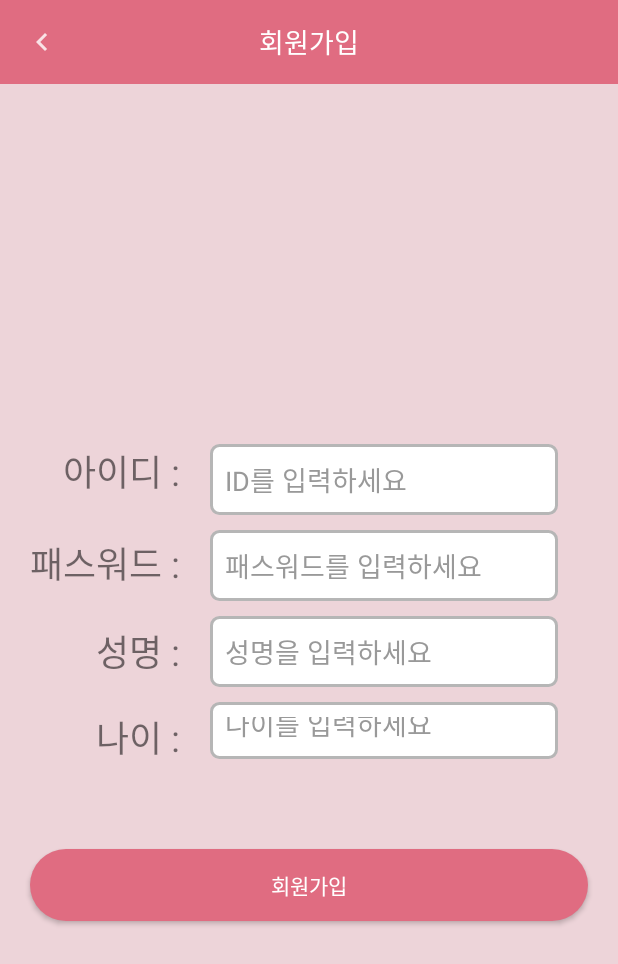
After one commit to Intensive-Education-Team2/HotPlace, an Android app: the LoginRegisterActivity screen opened directly, with no data from a screen before it, on a phone screen of 412 x 824 dp. The commit adds this screen. Shown: the top 964 px of the screen. Run offline under Robolectric (Android 15) with nearby library versions, the phone set to English and light mode, and no system bars; our stand-ins replace Firebase (no records; nobody signed in at launch, a user with empty details on screens opened directly); Roboto replaces fonts that are not available here.

Commit message:
로그인 및 회원가입 기능

```diff
--- /dev/null
+++ b/app/src/main/java/com/posturn/hotplace/LoginRegisterActivity.java
@@ -0,0 +1,74 @@
+package com.posturn.hotplace;
+
+import android.content.Intent;
+import android.os.Bundle;
+import android.view.View;
+import android.widget.Button;
+import android.widget.EditText;
+import android.widget.TextView;
+import android.widget.Toast;
+
+import androidx.appcompat.app.ActionBar;
+import androidx.appcompat.app.AppCompatActivity;
+import androidx.appcompat.widget.Toolbar;
+
+import com.google.firebase.auth.FirebaseAuth;
+import com.google.firebase.firestore.FirebaseFirestore;
+
+public class LoginRegisterActivity extends AppCompatActivity {
+    private EditText et_id, et_pass, et_name, et_age;
+    private Button btn_register;
+
+    private ObjectUser objectUser;
+
+    final FirebaseFirestore user_r_db = FirebaseFirestore.getInstance();
+
+    @Override
+    protected void onCreate(Bundle savedInstanceState) {
+        super.onCreate( savedInstanceState );
+        setContentView( R.layout.login_register_main );
+
+        Toolbar toolbar = (Toolbar) findViewById(R.id.toolbar);
+        setSupportActionBar(toolbar);
+        ActionBar actionBar = getSupportActionBar();    //뒤로가기 버튼 생성
+        actionBar.setDisplayHomeAsUpEnabled(true);
+        actionBar.setDisplayShowTitleEnabled(false);
+        TextView toolbarTitle = (TextView) findViewById(R.id.toolbar_title);
+        toolbarTitle.setText("회원가입");
+
+
+
+        //아이디값 찾아주기
+        et_id = findViewById( R.id.et_regis_id );
+        et_pass = findViewById( R.id.et_regis_pass );
+        et_name = findViewById( R.id.et_regis_name );
+        et_age = findViewById( R.id.et_regis_age );
+
+
+        //회원가입 버튼 클릭 시 수행
+        btn_register = findViewById( R.id.btn_register_register );
+        btn_register.setOnClickListener( new View.OnClickListener() {
+            @Override
+            public void onClick(View view) {
+                String userID = et_id.getText().toString();
+                String userPass = et_pass.getText().toString();
+                String userName = et_name.getText().toString();
+                String userAge = et_age.getText().toString();
+
+                objectUser = new ObjectUser();
+                objectUser.setId(userID);
+                objectUser.setPassword(userPass);
+                objectUser.setName(userName);
+                objectUser.setAge(userAge);
+                objectUser.setImg("https://firebasestorage.googleapis.com/v0/b/hotplaceserver.appspot.com/o/user_img%2Fuser_male.png?alt=media&token=1b8290f1-97cb-4de4-aab8-f2d0e515281a");
+
+                user_r_db.collection("User").document(objectUser.getId()).set(objectUser);
+
+                Toast.makeText( getApplicationContext(), "성공", Toast.LENGTH_SHORT ).show();
+                Intent intent = new Intent( LoginRegisterActivity.this, LoginActivity.class );
+                startActivity( intent );
+
+            }
+        });
+    }
+}
--- /dev/null
+++ b/app/src/main/res/drawable/text_border_filled.xml
@@ -0,0 +1,23 @@
+<?xml version="1.0" encoding="utf-8"?>
+<selector xmlns:android="http://schemas.android.com/apk/res/android">
+
+    <item>
+
+        <shape android:shape="rectangle">
+            <solid
+                android:color="@color/colorWhite"
+                />
+            <stroke
+                android:width="2dp"
+                android:color="@color/gray"/>
+
+            <corners
+                android:bottomLeftRadius="5dp"
+                android:bottomRightRadius="5dp"
+                android:topLeftRadius="5dp"
+                android:topRightRadius="5dp"></corners>
+        </shape>
+
+
+    </item>
+</selector>
--- /dev/null
+++ b/app/src/main/res/layout/login_register_main.xml
@@ -0,0 +1,157 @@
+<LinearLayout xmlns:android="http://schemas.android.com/apk/res/android"
+    android:layout_width="fill_parent"
+    android:layout_height="fill_parent"
+    xmlns:app="http://schemas.android.com/apk/res-auto"
+    android:background="@color/colorBabyPink"
+    android:orientation="vertical"
+    >
+
+    <androidx.appcompat.widget.Toolbar
+        android:id="@+id/toolbar"
+        android:layout_width="match_parent"
+        android:layout_height="?attr/actionBarSize"
+        android:theme="@style/HotplerToolbarTheme">
+
+        <TextView
+            android:id="@+id/toolbar_title"
+            android:layout_width="wrap_content"
+            android:layout_height="wrap_content"
+            android:layout_gravity="center"
+            android:textSize="18sp" />
+    </androidx.appcompat.widget.Toolbar>
+
+    <LinearLayout
+        android:layout_width="match_parent"
+        android:layout_height="match_parent"
+        android:gravity="center"
+        android:padding="10dp"
+        android:orientation="vertical">
+
+        <LinearLayout
+            android:layout_width="match_parent"
+            android:layout_height="280dp"
+            android:padding="10dp"
+            android:orientation="horizontal">
+
+            <LinearLayout
+                android:layout_width="wrap_content"
+                android:layout_height="260dp"
+                android:gravity="right"
+                android:orientation="vertical">
+
+                <TextView
+                    android:id="@+id/t_regis_id"
+                    android:layout_width="wrap_content"
+                    android:layout_height="wrap_content"
+                    android:layout_marginTop="20dp"
+                    android:layout_marginBottom="5dp"
+                    android:text="아이디 :"
+                    android:textSize="24sp" />
+                <TextView
+                    android:id="@+id/t_regis_pass"
+                    android:layout_width="wrap_content"
+                    android:layout_height="wrap_content"
+                    android:layout_marginTop="20dp"
+                    android:layout_marginBottom="5dp"
+                    android:text="패스워드 :"
+                    android:textSize="24sp" />
+                <TextView
+                    android:id="@+id/t_regis_name"
+                    android:layout_width="wrap_content"
+                    android:layout_height="wrap_content"
+                    android:layout_marginTop="17dp"
+                    android:layout_marginBottom="5dp"
+                    android:text="성명 :"
+                    android:textSize="24sp" />
+                <TextView
+                    android:id="@+id/t_regis_age"
+                    android:layout_width="wrap_content"
+                    android:layout_height="wrap_content"
+                    android:layout_marginTop="16dp"
+                    android:layout_marginBottom="10dp"
+                    android:text="나이 :"
+                    android:textSize="24sp" />
+
+
+
+
+
+
+            </LinearLayout>
+
+            <LinearLayout
+                android:layout_width="match_parent"
+                android:layout_height="wrap_content"
+                android:padding="20dp"
+                android:orientation="vertical">
+
+                <EditText
+                    android:id="@+id/et_regis_id"
+                    android:layout_width="fill_parent"
+                    android:layout_height="wrap_content"
+                    android:layout_marginBottom="10dp"
+                    android:background="@drawable/text_border_filled"
+                    android:hint="@string/hint_id"
+                    android:inputType="textCapWords"
+                    android:padding="10dp"
+                    android:textColor="@color/input_register"
+                    android:textColorHint="@color/input_register_hint" />
+                <EditText
+                    android:id="@+id/et_regis_pass"
+                    android:layout_width="fill_parent"
+                    android:layout_height="wrap_content"
+                    android:layout_marginBottom="10dp"
+                    android:background="@drawable/text_border_filled"
+                    android:hint="@string/hint_password"
+                    android:inputType="textEmailAddress"
+                    android:padding="10dp"
+                    android:textColor="@color/input_register"
+                    android:textColorHint="@color/input_register_hint" />
+                <EditText
+                    android:id="@+id/et_regis_name"
+                    android:layout_width="fill_parent"
+                    android:layout_height="wrap_content"
+                    android:layout_marginBottom="10dp"
+                    android:background="@drawable/text_border_filled"
+                    android:hint="@string/hint_name"
+                    android:inputType="textEmailAddress"
+                    android:padding="10dp"
+                    android:textColor="@color/input_register"
+                    android:textColorHint="@color/input_register_hint" />
+                <EditText
+                    android:id="@+id/et_regis_age"
+                    android:layout_width="fill_parent"
+                    android:layout_height="wrap_content"
+                    android:layout_marginBottom="10dp"
+                    android:background="@drawable/text_border_filled"
+                    android:hint="@string/hint_age"
+                    android:inputType="textEmailAddress"
+                    android:padding="10dp"
+                    android:textColor="@color/input_register"
+                    android:textColorHint="@color/input_register_hint" />
+
+
+
+
+
+
+
+            </LinearLayout>
+        </LinearLayout>
+
+        <Button
+            android:id="@+id/btn_register_register"
+            android:layout_below="@+id/et_regis_age"
+            android:layout_width="fill_parent"
+            android:layout_height="wrap_content"
+            android:layout_marginTop="20dip"
+            android:layout_marginLeft="10dip"
+            android:layout_marginRight="10dip"
+            android:background="@drawable/btn_radius"
+            android:backgroundTint="@color/colorStrongPink"
+            android:text="@string/btn_register"
+            android:textColor="@color/white" />
+
+    </LinearLayout>
+
+</LinearLayout>
--- a/app/src/main/res/values/strings.xml
+++ b/app/src/main/res/values/strings.xml
@@ -1,5 +1,15 @@
 <resources>
-    <string name="app_name">HotPlace</string>
+    <string name="app_name">Hotpler</string>
 
     <string name="hello_blank_fragment">Hello blank fragment</string>
+
+    <string name="hint_id">ID를 입력하세요</string>
+    <string name="hint_password">패스워드를 입력하세요</string>
+    <string name="hint_name">성명을 입력하세요</string>
+    <string name="hint_mobileNO">휴대폰번호를 입력하세요</string>
+    <string name="hint_email">이메일을 입력하세요</string>
+    <string name="hint_age">나이를 입력하세요</string>
+    <string name="btn_login">로그인</string>
+    <string name="btn_register">회원가입</string>
+    <string name="btn_logout">로그아웃</string>
 </resources>
--- a/app/src/main/res/values/styles.xml
+++ b/app/src/main/res/values/styles.xml
@@ -28,6 +28,13 @@
     <style name="HotplerToolbarTheme" parent="Theme.MaterialComponents.NoActionBar">
         <item name="android:background">@color/colorStrongPink</item>
         <item name="android:textColor">@color/colorWhite</item>
+        <item name="android:actionMenuTextColor">@color/colorWhite</item>
+        <item name="android:homeAsUpIndicator">@drawable/ic_back</item>
+    </style>
+
+    <style name="HotplerToolbarLoginTheme" parent="Theme.MaterialComponents.NoActionBar">
+        <item name="android:background">@color/colorBabyPink</item>
+        <item name="android:textColor">@color/colorBabyPink</item>
         <item name="android:actionMenuTextColor">@color/colorWhite</item>
         <item name="android:homeAsUpIndicator">@drawable/ic_back</item>
     </style>
```
Also changed, not shown: app/src/main/AndroidManifest.xml (+8 -6 lines), app/src/main/java/com/posturn/hotplace/LoginActivity.java (added, +89 -0 lines), app/src/main/java/com/posturn/hotplace/MainPageActivity.java (+28 -0 lines), app/src/main/java/com/posturn/hotplace/MarketFragmentAdapter.java (+5 -2 lines), app/src/main/java/com/posturn/hotplace/ObjectUser.java (added, +45 -0 lines), app/src/main/res/layout/login_main.xml (added, +92 -0 lines), app/src/main/res/values/colors.xml (+14 -0 lines), app/src/main/res/drawable/user_female.png (added), app/src/main/res/drawable/user_male.png (added).
